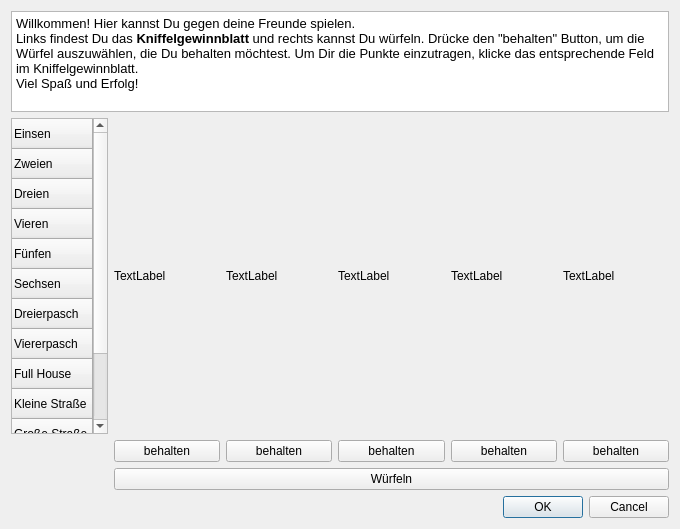
Old version of the form spielmodusmultidialog.ui in the repository michelfiedler/Kniffel.mrai.
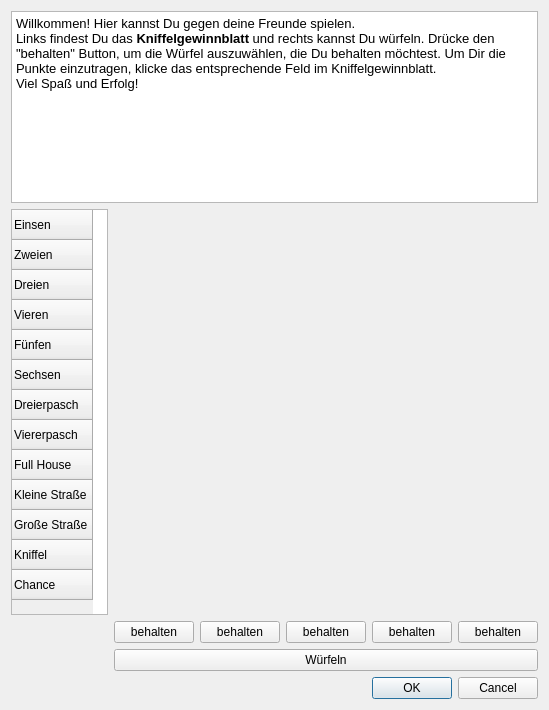
New version of the form.

Commit message: Parameter der Layouts und QLabels angepasst

The edit to the form file:
```diff
--- a/spielmodusmultidialog.ui
+++ b/spielmodusmultidialog.ui
@@ -20,6 +20,9 @@
    <string>Dialog</string>
   </property>
   <layout class="QFormLayout" name="formLayout">
+   <property name="sizeConstraint">
+    <enum>QLayout::SetFixedSize</enum>
+   </property>
    <item row="0" column="0" colspan="2">
     <widget class="QTextBrowser" name="Spielerklaerung">
      <property name="html">
@@ -110,38 +113,86 @@
    </item>
    <item row="1" column="1">
     <layout class="QHBoxLayout" name="horizontalLayout_3">
+     <property name="topMargin">
+      <number>150</number>
+     </property>
      <item>
       <widget class="QLabel" name="qlW1">
+       <property name="maximumSize">
+        <size>
+         <width>110</width>
+         <height>112</height>
+        </size>
+       </property>
        <property name="text">
-        <string>TextLabel</string>
+        <string/>
+       </property>
+       <property name="scaledContents">
+        <bool>true</bool>
        </property>
       </widget>
      </item>
      <item>
       <widget class="QLabel" name="qlW2">
+       <property name="maximumSize">
+        <size>
+         <width>110</width>
+         <height>112</height>
+        </size>
+       </property>
        <property name="text">
-        <string>TextLabel</string>
+        <string/>
+       </property>
+       <property name="scaledContents">
+        <bool>true</bool>
        </property>
       </widget>
      </item>
      <item>
       <widget class="QLabel" name="qlW3">
+       <property name="maximumSize">
+        <size>
+         <width>110</width>
+         <height>112</height>
+        </size>
+       </property>
        <property name="text">
-        <string>TextLabel</string>
+        <string/>
+       </property>
+       <property name="scaledContents">
+        <bool>true</bool>
        </property>
       </widget>
      </item>
      <item>
       <widget class="QLabel" name="qlW4">
+       <property name="maximumSize">
+        <size>
+         <width>110</width>
+         <height>112</height>
+        </size>
+       </property>
        <property name="text">
-        <string>TextLabel</string>
+        <string/>
+       </property>
+       <property name="scaledContents">
+        <bool>true</bool>
        </property>
       </widget>
      </item>
      <item>
       <widget class="QLabel" name="qlW5">
+       <property name="maximumSize">
+        <size>
+         <width>110</width>
+         <height>112</height>
+        </size>
+       </property>
        <property name="text">
-        <string>TextLabel</string>
+        <string/>
+       </property>
+       <property name="scaledContents">
+        <bool>true</bool>
        </property>
       </widget>
      </item>
```
